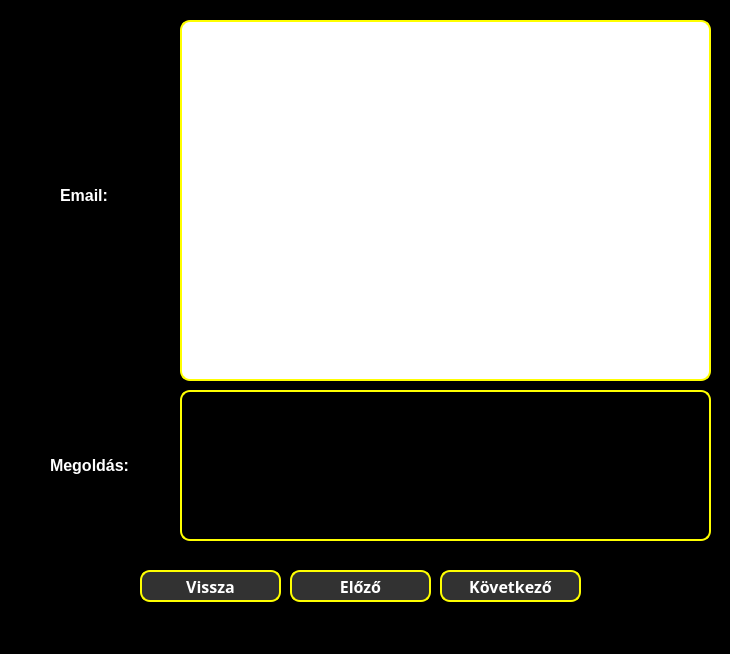
This is src/main/resources/ui/highcontrast/highContrastSolutionScreenForEmail.ui in pkristof1999/Szakdolgozat as Qt 5 draws it before an edit. The edited form follows.
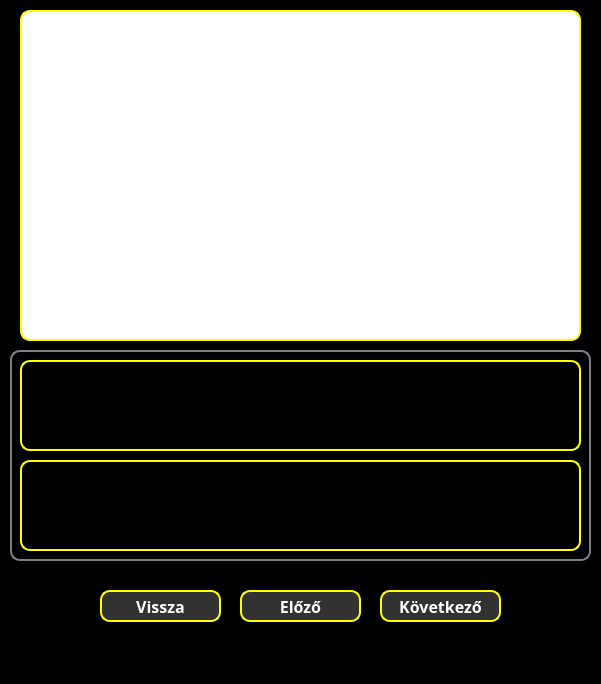
This is the edited form.

Commit message: Megoldókulcs kinézetének megváltoztatása

```diff
--- a/src/main/resources/ui/highcontrast/highContrastSolutionScreenForEmail.ui
+++ b/src/main/resources/ui/highcontrast/highContrastSolutionScreenForEmail.ui
@@ -6,8 +6,8 @@
    <rect>
     <x>0</x>
     <y>0</y>
-    <width>730</width>
-    <height>654</height>
+    <width>601</width>
+    <height>684</height>
    </rect>
   </property>
   <property name="windowTitle">
@@ -24,10 +24,10 @@
    <widget class="QWidget" name="widget" native="true">
     <property name="geometry">
      <rect>
-      <x>-10</x>
+      <x>0</x>
       <y>0</y>
-      <width>741</width>
-      <height>621</height>
+      <width>601</width>
+      <height>651</height>
      </rect>
     </property>
     <property name="styleSheet">
@@ -40,9 +40,9 @@
     <widget class="QPushButton" name="nextButton">
      <property name="geometry">
       <rect>
-       <x>450</x>
-       <y>570</y>
-       <width>141</width>
+       <x>380</x>
+       <y>590</y>
+       <width>121</width>
        <height>32</height>
       </rect>
      </property>
@@ -76,10 +76,10 @@
      </property>
      <property name="geometry">
       <rect>
-       <x>190</x>
-       <y>20</y>
-       <width>531</width>
-       <height>361</height>
+       <x>20</x>
+       <y>10</y>
+       <width>561</width>
+       <height>331</height>
       </rect>
      </property>
      <property name="font">
@@ -120,9 +120,9 @@
     <widget class="QPushButton" name="backButton">
      <property name="geometry">
       <rect>
-       <x>150</x>
-       <y>570</y>
-       <width>141</width>
+       <x>100</x>
+       <y>590</y>
+       <width>121</width>
        <height>32</height>
       </rect>
      </property>
@@ -153,9 +153,9 @@
     <widget class="QPushButton" name="previousButton">
      <property name="geometry">
       <rect>
-       <x>300</x>
-       <y>570</y>
-       <width>141</width>
+       <x>240</x>
+       <y>590</y>
+       <width>121</width>
        <height>32</height>
       </rect>
      </property>
@@ -183,40 +183,50 @@
       <string>Előző</string>
      </property>
     </widget>
-    <widget class="QLabel" name="questionLabel">
+    <widget class="QLabel" name="answerBox">
+     <property name="enabled">
+      <bool>true</bool>
+     </property>
      <property name="geometry">
       <rect>
-       <x>70</x>
-       <y>160</y>
-       <width>101</width>
-       <height>71</height>
+       <x>10</x>
+       <y>350</y>
+       <width>581</width>
+       <height>211</height>
       </rect>
      </property>
+     <property name="font">
+      <font>
+       <family>Corbel</family>
+       <pointsize>12</pointsize>
+       <bold>true</bold>
+      </font>
+     </property>
+     <property name="layoutDirection">
+      <enum>Qt::LeftToRight</enum>
+     </property>
      <property name="styleSheet">
       <string notr="true">* {
-	color: white;
+	border: 2px solid grey;
+	border-radius: 10px;
+	font-size: 12pt;
+	color: grey;
 }</string>
      </property>
+     <property name="frameShape">
+      <enum>QFrame::NoFrame</enum>
+     </property>
      <property name="text">
-      <string>Email:</string>
+      <string/>
      </property>
-    </widget>
-    <widget class="QLabel" name="answerLabel">
-     <property name="geometry">
-      <rect>
-       <x>60</x>
-       <y>430</y>
-       <width>101</width>
-       <height>71</height>
-      </rect>
+     <property name="textFormat">
+      <enum>Qt::PlainText</enum>
      </property>
-     <property name="styleSheet">
-      <string notr="true">* {
-	color: white;
-}</string>
+     <property name="scaledContents">
+      <bool>true</bool>
      </property>
-     <property name="text">
-      <string>Megoldás:</string>
+     <property name="alignment">
+      <set>Qt::AlignCenter</set>
      </property>
     </widget>
     <widget class="QLabel" name="answerField">
@@ -225,10 +235,56 @@
      </property>
      <property name="geometry">
       <rect>
-       <x>190</x>
-       <y>390</y>
-       <width>531</width>
-       <height>151</height>
+       <x>20</x>
+       <y>360</y>
+       <width>561</width>
+       <height>91</height>
+      </rect>
+     </property>
+     <property name="font">
+      <font>
+       <family>Corbel</family>
+       <pointsize>12</pointsize>
+       <bold>true</bold>
+      </font>
+     </property>
+     <property name="layoutDirection">
+      <enum>Qt::LeftToRight</enum>
+     </property>
+     <property name="styleSheet">
+      <string notr="true">* {
+	border: 2px solid yellow;
+	border-radius: 10px;
+	font-size: 12pt;
+	color: white;
+}</string>
+     </property>
+     <property name="frameShape">
+      <enum>QFrame::NoFrame</enum>
+     </property>
+     <property name="text">
+      <string/>
+     </property>
+     <property name="textFormat">
+      <enum>Qt::PlainText</enum>
+     </property>
+     <property name="scaledContents">
+      <bool>true</bool>
+     </property>
+     <property name="alignment">
+      <set>Qt::AlignCenter</set>
+     </property>
+    </widget>
+    <widget class="QLabel" name="userAnswerField">
+     <property name="enabled">
+      <bool>true</bool>
+     </property>
+     <property name="geometry">
+      <rect>
+       <x>20</x>
+       <y>460</y>
+       <width>561</width>
+       <height>91</height>
       </rect>
      </property>
      <property name="font">
```
The commit also changes 28 other files.
